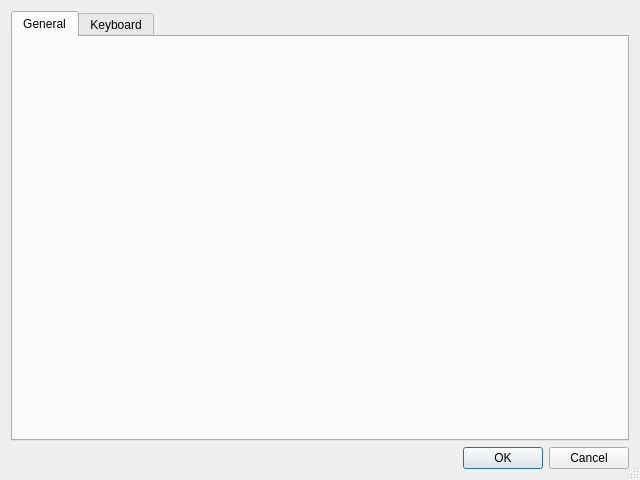
vos/qsm, file optionsdialog.ui: the form before one commit.
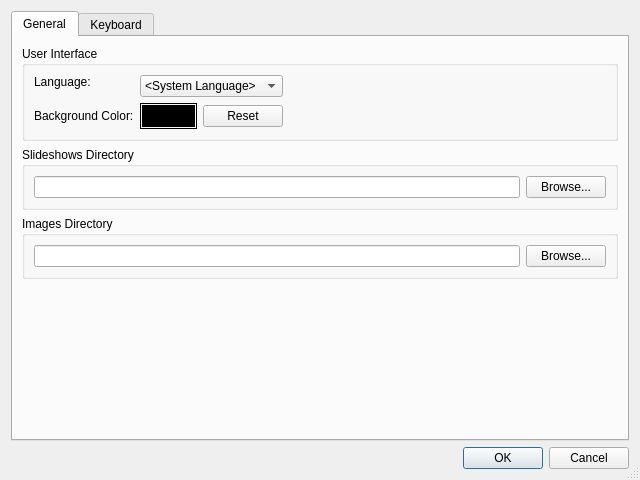
The form after the commit. The open tabs and pages were chosen to show the change.

Commit message: added general options and persistent storage

Patch:
```diff
--- a/optionsdialog.ui
+++ b/optionsdialog.ui
@@ -26,6 +26,215 @@
       <attribute name="title">
        <string>General</string>
       </attribute>
+      <layout class="QVBoxLayout" name="verticalLayout">
+       <item>
+        <widget class="QGroupBox" name="userInterfaceGroupBox">
+         <property name="title">
+          <string>User Interface</string>
+         </property>
+         <layout class="QGridLayout" name="userInterfaceLayout">
+          <item row="0" column="0">
+           <widget class="QLabel" name="languageLabel">
+            <property name="text">
+             <string>Language:</string>
+            </property>
+           </widget>
+          </item>
+          <item row="0" column="1" rowspan="2" colspan="2">
+           <widget class="QComboBox" name="languageComboBox">
+            <item>
+             <property name="text">
+              <string>&lt;System Language&gt;</string>
+             </property>
+            </item>
+            <item>
+             <property name="text">
+              <string>English</string>
+             </property>
+            </item>
+            <item>
+             <property name="text">
+              <string>German</string>
+             </property>
+            </item>
+           </widget>
+          </item>
+          <item row="1" column="3" rowspan="2">
+           <spacer name="userInterfaceSpacer">
+            <property name="orientation">
+             <enum>Qt::Horizontal</enum>
+            </property>
+            <property name="sizeHint" stdset="0">
+             <size>
+              <width>20</width>
+              <height>20</height>
+             </size>
+            </property>
+           </spacer>
+          </item>
+          <item row="2" column="0">
+           <widget class="QLabel" name="backgroundColorLabel">
+            <property name="whatsThis">
+             <string>&lt;!DOCTYPE HTML PUBLIC &quot;-//W3C//DTD HTML 4.0//EN&quot; &quot;http://www.w3.org/TR/REC-html40/strict.dtd&quot;&gt;
+&lt;html&gt;&lt;head&gt;&lt;meta name=&quot;qrichtext&quot; content=&quot;1&quot; /&gt;&lt;style type=&quot;text/css&quot;&gt;
+p, li { white-space: pre-wrap; }
+&lt;/style&gt;&lt;/head&gt;&lt;body style=&quot; font-family:'MS Shell Dlg 2'; font-size:8.25pt; font-weight:400; font-style:normal;&quot;&gt;
+&lt;p style=&quot; margin-top:0px; margin-bottom:0px; margin-left:0px; margin-right:0px; -qt-block-indent:0; text-indent:0px;&quot;&gt;The &lt;span style=&quot; font-weight:600;&quot;&gt;Background Color&lt;/span&gt; is used as a background for the image view.&lt;/p&gt;&lt;/body&gt;&lt;/html&gt;</string>
+            </property>
+            <property name="text">
+             <string>Background Color:</string>
+            </property>
+           </widget>
+          </item>
+          <item row="2" column="1">
+           <widget class="QFrame" name="backgroundColorFrame">
+            <property name="frameShape">
+             <enum>QFrame::Box</enum>
+            </property>
+            <property name="frameShadow">
+             <enum>QFrame::Plain</enum>
+            </property>
+            <property name="lineWidth">
+             <number>1</number>
+            </property>
+            <layout class="QGridLayout" name="backgroundColorLayout">
+             <property name="margin">
+              <number>1</number>
+             </property>
+             <item row="0" column="0">
+              <widget class="QPushButton" name="backgroundColorPushButton">
+               <property name="palette">
+                <palette>
+                 <active>
+                  <colorrole role="Button">
+                   <brush brushstyle="SolidPattern">
+                    <color alpha="255">
+                     <red>0</red>
+                     <green>0</green>
+                     <blue>0</blue>
+                    </color>
+                   </brush>
+                  </colorrole>
+                 </active>
+                 <inactive>
+                  <colorrole role="Button">
+                   <brush brushstyle="SolidPattern">
+                    <color alpha="255">
+                     <red>0</red>
+                     <green>0</green>
+                     <blue>0</blue>
+                    </color>
+                   </brush>
+                  </colorrole>
+                 </inactive>
+                 <disabled>
+                  <colorrole role="Button">
+                   <brush brushstyle="SolidPattern">
+                    <color alpha="255">
+                     <red>0</red>
+                     <green>0</green>
+                     <blue>0</blue>
+                    </color>
+                   </brush>
+                  </colorrole>
+                 </disabled>
+                </palette>
+               </property>
+               <property name="autoFillBackground">
+                <bool>true</bool>
+               </property>
+               <property name="text">
+                <string notr="true"/>
+               </property>
+               <property name="flat">
+                <bool>true</bool>
+               </property>
+              </widget>
+             </item>
+            </layout>
+           </widget>
+          </item>
+          <item row="2" column="2">
+           <widget class="QPushButton" name="backgroundColorResetPushButton">
+            <property name="toolTip">
+             <string>Reset to default</string>
+            </property>
+            <property name="text">
+             <string>Reset</string>
+            </property>
+           </widget>
+          </item>
+         </layout>
+        </widget>
+       </item>
+       <item>
+        <widget class="QGroupBox" name="slideshowsDirectoryGroupBox">
+         <property name="whatsThis">
+          <string>&lt;!DOCTYPE HTML PUBLIC &quot;-//W3C//DTD HTML 4.0//EN&quot; &quot;http://www.w3.org/TR/REC-html40/strict.dtd&quot;&gt;
+&lt;html&gt;&lt;head&gt;&lt;meta name=&quot;qrichtext&quot; content=&quot;1&quot; /&gt;&lt;style type=&quot;text/css&quot;&gt;
+p, li { white-space: pre-wrap; }
+&lt;/style&gt;&lt;/head&gt;&lt;body style=&quot; font-family:'MS Shell Dlg 2'; font-size:8.25pt; font-weight:400; font-style:normal;&quot;&gt;
+&lt;p style=&quot; margin-top:0px; margin-bottom:0px; margin-left:0px; margin-right:0px; -qt-block-indent:0; text-indent:0px;&quot;&gt;All Slideshow files are stored in the &lt;span style=&quot; font-weight:600;&quot;&gt;Slideshows Directory&lt;/span&gt;.&lt;/p&gt;&lt;/body&gt;&lt;/html&gt;</string>
+         </property>
+         <property name="title">
+          <string>Slideshows Directory</string>
+         </property>
+         <layout class="QHBoxLayout" name="slideshowsDirectoryLayout">
+          <item>
+           <widget class="QLineEdit" name="slideshowsDirectoryLineEdit"/>
+          </item>
+          <item>
+           <widget class="QPushButton" name="slideshowsDirectoryPushButton">
+            <property name="text">
+             <string>Browse...</string>
+            </property>
+           </widget>
+          </item>
+         </layout>
+        </widget>
+       </item>
+       <item>
+        <widget class="QGroupBox" name="imagesDirectoryGroupBox">
+         <property name="whatsThis">
+          <string>&lt;!DOCTYPE HTML PUBLIC &quot;-//W3C//DTD HTML 4.0//EN&quot; &quot;http://www.w3.org/TR/REC-html40/strict.dtd&quot;&gt;
+&lt;html&gt;&lt;head&gt;&lt;meta name=&quot;qrichtext&quot; content=&quot;1&quot; /&gt;&lt;style type=&quot;text/css&quot;&gt;
+p, li { white-space: pre-wrap; }
+&lt;/style&gt;&lt;/head&gt;&lt;body style=&quot; font-family:'MS Shell Dlg 2'; font-size:8.25pt; font-weight:400; font-style:normal;&quot;&gt;
+&lt;p style=&quot; margin-top:0px; margin-bottom:0px; margin-left:0px; margin-right:0px; -qt-block-indent:0; text-indent:0px;&quot;&gt;&lt;span style=&quot; font-size:8pt;&quot;&gt;When you choose to copy images to the &lt;/span&gt;&lt;span style=&quot; font-size:8pt; font-weight:600;&quot;&gt;Images Directory&lt;/span&gt;&lt;span style=&quot; font-size:8pt;&quot;&gt;, this is the place where the images will be stored.&lt;/span&gt;&lt;/p&gt;
+&lt;p style=&quot;-qt-paragraph-type:empty; margin-top:0px; margin-bottom:0px; margin-left:0px; margin-right:0px; -qt-block-indent:0; text-indent:0px; font-size:8pt;&quot;&gt;&lt;/p&gt;
+&lt;p style=&quot; margin-top:0px; margin-bottom:0px; margin-left:0px; margin-right:0px; -qt-block-indent:0; text-indent:0px;&quot;&gt;&lt;span style=&quot; font-size:8pt; font-style:italic;&quot;&gt;Note&lt;/span&gt;&lt;span style=&quot; font-size:8pt;&quot;&gt;: You can copy images to this directory through the context menu of the image list, a slideshow or on the image view itself. If you set a shortcut for that command you are also able to use that.&lt;/span&gt;&lt;/p&gt;&lt;/body&gt;&lt;/html&gt;</string>
+         </property>
+         <property name="title">
+          <string>Images Directory</string>
+         </property>
+         <layout class="QHBoxLayout" name="imagesDirectoryLayout">
+          <item>
+           <widget class="QLineEdit" name="imagesDirectoryLineEdit"/>
+          </item>
+          <item>
+           <widget class="QPushButton" name="imagesDirectoryPushButton">
+            <property name="text">
+             <string>Browse...</string>
+            </property>
+           </widget>
+          </item>
+         </layout>
+        </widget>
+       </item>
+       <item>
+        <spacer name="generalSpacer">
+         <property name="orientation">
+          <enum>Qt::Vertical</enum>
+         </property>
+         <property name="sizeHint" stdset="0">
+          <size>
+           <width>20</width>
+           <height>20</height>
+          </size>
+         </property>
+        </spacer>
+       </item>
+      </layout>
      </widget>
      <widget class="QWidget" name="keyboardTab">
       <attribute name="title">
```
Left out of the diff: 28 changed lines with no effect on the pictures. The commit also changes 7 other files.
